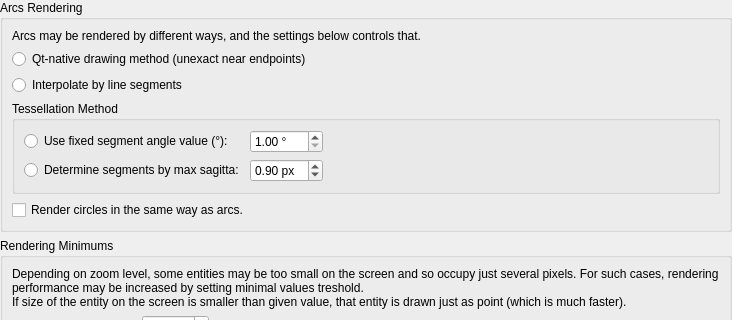
First picture: the form in librecad/src/ui/dialogs/settings/options_drafting/pages/metrics/lc_settings_page_drafting_metrics_renderer.ui, repository sand1024/LibreCAD, before the edit; both pictures show x 0 to 732 and y 0 to 320 of the 732 by 647 pixel window.
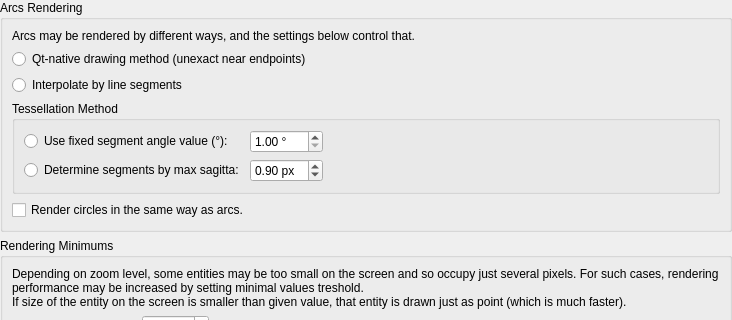
Second picture: the form after the edit.

Patch:
```diff
--- a/librecad/src/ui/dialogs/settings/options_drafting/pages/metrics/lc_settings_page_drafting_metrics_renderer.ui
+++ b/librecad/src/ui/dialogs/settings/options_drafting/pages/metrics/lc_settings_page_drafting_metrics_renderer.ui
@@ -32,7 +32,7 @@
       <item>
        <widget class="QLabel" name="label">
         <property name="text">
-         <string>Arcs may be rendered by different ways, and the settings below controls that.</string>
+         <string>Arcs may be rendered by different ways, and the settings below control that.</string>
         </property>
         <property name="wordWrap">
          <bool>true</bool>
```
Left out of the diff: 10 changed lines with no effect on the pictures.
